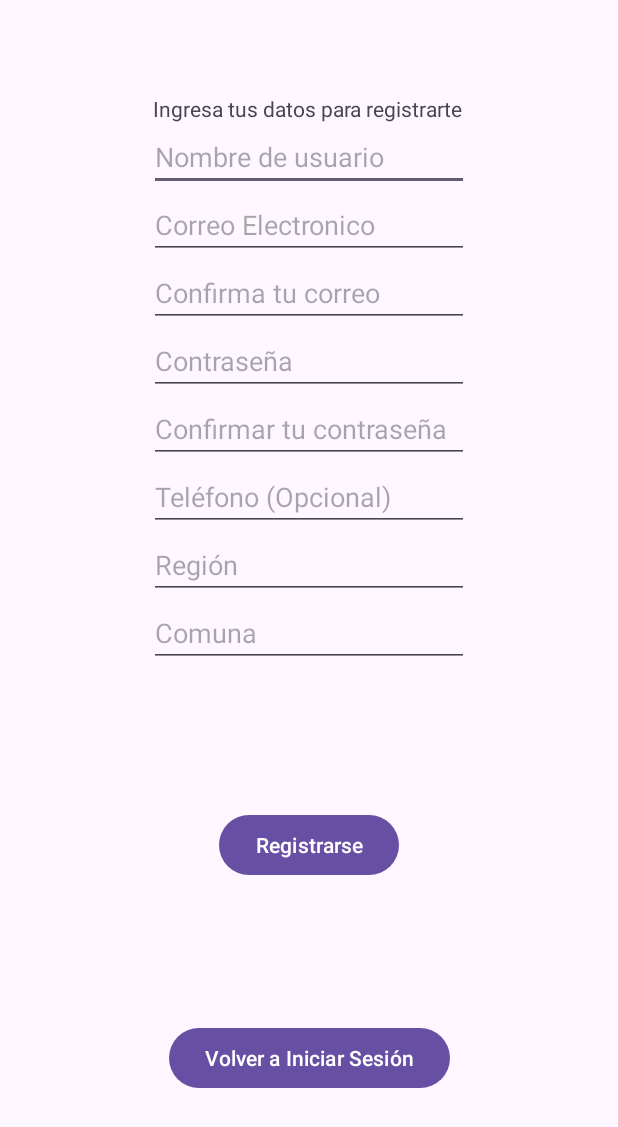
After one commit to Roony11-1/movil, an Android app: the RegisterActivity screen opened directly, with no data from a screen before it, on a phone screen of 412 x 824 dp. The commit adds this screen. Shown: the top 1127 px of the screen. Run offline under Robolectric (Android 15) with nearby library versions, the phone set to English and light mode, and no system bars.

Commit message:
Consumo de la api usuario

```diff
--- a/app/build.gradle.kts
+++ b/app/build.gradle.kts
@@ -42,7 +42,11 @@ dependencies {
     implementation(libs.material)
     implementation(libs.androidx.activity)
     implementation(libs.androidx.constraintlayout)
+    implementation("com.squareup.retrofit2:retrofit:2.9.0")
+    implementation("com.squareup.retrofit2:converter-gson:2.9.0")
+    implementation("com.squareup.okhttp3:logging-interceptor:4.9.3")
     testImplementation(libs.junit)
     androidTestImplementation(libs.androidx.junit)
     androidTestImplementation(libs.androidx.espresso.core)
+
 }
--- a/app/src/main/AndroidManifest.xml
+++ b/app/src/main/AndroidManifest.xml
@@ -2,7 +2,10 @@
 <manifest xmlns:android="http://schemas.android.com/apk/res/android"
     xmlns:tools="http://schemas.android.com/tools">
 
+    <uses-permission android:name="android.permission.INTERNET" />
+
     <application
+        android:networkSecurityConfig="@xml/network_security_config"
         android:allowBackup="true"
         android:dataExtractionRules="@xml/data_extraction_rules"
         android:fullBackupContent="@xml/backup_rules"
@@ -12,6 +15,9 @@
         android:supportsRtl="true"
         android:theme="@style/Theme.Trabajo2Movil"
         tools:targetApi="31">
+        <activity
+            android:name=".RegisterActivity"
+            android:exported="false" />
         <activity
             android:name=".MainActivity"
             android:exported="true">
--- /dev/null
+++ b/app/src/main/java/com/patitofeliz/trabajo2movil/RegisterActivity.kt
@@ -0,0 +1,117 @@
+package com.patitofeliz.trabajo2movil
+
+import android.content.Intent
+import android.os.Bundle
+import android.widget.Button
+import android.widget.EditText
+import android.widget.Toast
+import androidx.activity.enableEdgeToEdge
+import androidx.appcompat.app.AppCompatActivity
+import androidx.core.view.ViewCompat
+import androidx.core.view.WindowInsetsCompat
+import com.patitofeliz.trabajo2movil.config.RetrofitClient
+import com.patitofeliz.trabajo2movil.model.Response
+import com.patitofeliz.trabajo2movil.model.Usuario
+import retrofit2.Call
+import retrofit2.Callback
+
+class RegisterActivity : AppCompatActivity() {
+    override fun onCreate(savedInstanceState: Bundle?) {
+        super.onCreate(savedInstanceState)
+        enableEdgeToEdge()
+        setContentView(R.layout.activity_register)
+
+        // Botones
+        var btnVISesion: Button = findViewById(R.id.btnVolverLogin)
+        var btnRegistrar: Button = findViewById(R.id.btnRegistrar)
+        // EditText
+        var etNombreUsuario: EditText = findViewById(R.id.etNombreUsuario)
+        var etEmail: EditText = findViewById(R.id.etEmail)
+        var etConfirmarEmail: EditText = findViewById(R.id.etConfirmarEmail)
+        var etContraseña: EditText = findViewById(R.id.etContraseña)
+        var etConfirmarContraseña: EditText = findViewById(R.id.etConfirmarContraseña)
+        var etTelefono: EditText = findViewById(R.id.etTelefono)
+        var etRegion: EditText = findViewById(R.id.etRegion)
+        var etComuna: EditText = findViewById(R.id.etComuna)
+
+        var irVentanaLogin = Intent(this, MainActivity::class.java)
+
+        fun limpiarETText(et: EditText): String
+        {
+            return et.text.toString().trim()
+        }
+
+        fun limpiarET(et: EditText)
+        {
+            et.text.clear()
+        }
+
+        btnRegistrar.setOnClickListener {
+            val nombreUsuario: String = limpiarETText(etNombreUsuario)
+            val email: String = limpiarETText(etEmail)
+            val confirmarEmail: String = limpiarETText(etConfirmarEmail)
+            val contraseña: String = limpiarETText(etContraseña)
+            val confirmarContraseña: String = limpiarETText(etConfirmarContraseña)
+            val telefono: String = limpiarETText(etTelefono)
+            val region: String = limpiarETText(etRegion)
+            val comuna: String = limpiarETText(etComuna)
+
+            if (nombreUsuario.isEmpty() || email.isEmpty() || confirmarEmail.isEmpty() || contraseña.isEmpty()
+                || confirmarContraseña.isEmpty() || telefono.isEmpty() || region.isEmpty() || comuna.isEmpty())
+            {
+                Toast.makeText(this, "Por favor completa todos los campos obligatorios", Toast.LENGTH_SHORT).show()
+                return@setOnClickListener
+            }
+
+            if (!email.equals(confirmarEmail))
+            {
+                Toast.makeText(this, "Los correos no coinciden", Toast.LENGTH_SHORT).show()
+                return@setOnClickListener
+            }
+
+            if (!contraseña.equals(confirmarContraseña))
+            {
+                Toast.makeText(this, "Las contraseñas no coinciden", Toast.LENGTH_SHORT).show()
+                return@setOnClickListener
+            }
+
+            val usuario: Usuario = Usuario(nombreUsuario, email, contraseña, telefono, region, comuna, "usuario", "none")
+
+            RetrofitClient.instance.registrarUsuario(usuario)
+                .enqueue(object : Callback<Response<Usuario>> {
+                    override fun onResponse(
+                        call: Call<Response<Usuario>>,
+                        response: retrofit2.Response<Response<Usuario>>
+                    ) {
+                        if (response.isSuccessful) {
+                            val res = response.body()
+                            Toast.makeText(this@RegisterActivity, res?.message, Toast.LENGTH_SHORT).show()
+                            if (res?.success ?: true)
+                                startActivity(irVentanaLogin)
+
+                        } else {
+                            Toast.makeText(this@RegisterActivity, "Error en la respuesta del servidor", Toast.LENGTH_SHORT).show()
+                        }
+                    }
+
+                    override fun onFailure(call: Call<Response<Usuario>>, t: Throwable) {
+                        Toast.makeText(this@RegisterActivity, "Error de conexión: ${t.message}", Toast.LENGTH_SHORT).show()
+                    }
+                })
+
+
+
+        }
+
+        btnVISesion.setOnClickListener {
+            startActivity(irVentanaLogin)
+        }
+
+
+        ViewCompat.setOnApplyWindowInsetsListener(findViewById(R.id.main)) { v, insets ->
+            val systemBars = insets.getInsets(WindowInsetsCompat.Type.systemBars())
+            v.setPadding(systemBars.left, systemBars.top, systemBars.right, systemBars.bottom)
+            insets
+        }
+    }
+}
--- /dev/null
+++ b/app/src/main/java/com/patitofeliz/trabajo2movil/model/LoginRequest.kt
@@ -0,0 +1,6 @@
+package com.patitofeliz.trabajo2movil.model
+
+data class LoginRequest(
+    val email: String,
+    val contraseña: String
+)
--- /dev/null
+++ b/app/src/main/res/layout/activity_register.xml
@@ -0,0 +1,156 @@
+<?xml version="1.0" encoding="utf-8"?>
+<androidx.constraintlayout.widget.ConstraintLayout xmlns:android="http://schemas.android.com/apk/res/android"
+    xmlns:app="http://schemas.android.com/apk/res-auto"
+    xmlns:tools="http://schemas.android.com/tools"
+    android:id="@+id/main"
+    android:layout_width="match_parent"
+    android:layout_height="match_parent"
+    tools:context=".RegisterActivity">
+
+    <TextView
+        android:id="@+id/txtRegister"
+        android:layout_width="wrap_content"
+        android:layout_height="wrap_content"
+        android:text="Ingresa tus datos para registrarte"
+        app:layout_constraintBottom_toBottomOf="parent"
+        app:layout_constraintEnd_toEndOf="parent"
+        app:layout_constraintHorizontal_bias="0.498"
+        app:layout_constraintStart_toStartOf="parent"
+        app:layout_constraintTop_toTopOf="parent"
+        app:layout_constraintVertical_bias="0.078" />
+
+    <Button
+        android:id="@+id/btnVolverLogin"
+        android:layout_width="wrap_content"
+        android:layout_height="wrap_content"
+        android:text="Volver a Iniciar Sesión"
+        app:layout_constraintBottom_toBottomOf="parent"
+        app:layout_constraintEnd_toEndOf="parent"
+        app:layout_constraintStart_toStartOf="parent"
+
+        app:layout_constraintTop_toBottomOf="@+id/btnRegistrar"
+        app:layout_constraintVertical_bias="0.5" />
+
+    <EditText
+        android:id="@+id/etNombreUsuario"
+        android:layout_width="wrap_content"
+        android:layout_height="wrap_content"
+        android:ems="10"
+        android:hint="Nombre de usuario"
+        android:inputType="text"
+        app:layout_constraintBottom_toTopOf="@+id/etEmail"
+        app:layout_constraintEnd_toEndOf="parent"
+        app:layout_constraintHorizontal_bias="0.5"
+        app:layout_constraintStart_toStartOf="parent"
+        app:layout_constraintTop_toBottomOf="@+id/txtRegister"
+        app:layout_constraintVertical_bias="0.5" />
+
+    <EditText
+        android:id="@+id/etEmail"
+        android:layout_width="wrap_content"
+        android:layout_height="wrap_content"
+        android:ems="10"
+        android:hint="Correo Electronico"
+        android:inputType="textEmailAddress"
+        app:layout_constraintBottom_toTopOf="@+id/etConfirmarEmail"
+        app:layout_constraintEnd_toEndOf="parent"
+        app:layout_constraintHorizontal_bias="0.5"
+        app:layout_constraintStart_toStartOf="parent"
+        app:layout_constraintTop_toBottomOf="@+id/etNombreUsuario"
+        app:layout_constraintVertical_bias="0.5" />
+
+    <EditText
+        android:id="@+id/etConfirmarEmail"
+        android:layout_width="wrap_content"
+        android:layout_height="wrap_content"
+        android:ems="10"
+        android:hint="Confirma tu correo"
+        android:inputType="textEmailAddress"
+        app:layout_constraintBottom_toTopOf="@+id/etContraseña"
+        app:layout_constraintEnd_toEndOf="parent"
+        app:layout_constraintHorizontal_bias="0.5"
+        app:layout_constraintStart_toStartOf="parent"
+        app:layout_constraintTop_toBottomOf="@+id/etEmail"
+        app:layout_constraintVertical_bias="0.5" />
+
+    <EditText
+        android:id="@+id/etContraseña"
+        android:layout_width="wrap_content"
+        android:layout_height="wrap_content"
+        android:ems="10"
+        android:hint="Contraseña"
+        android:inputType="textPassword"
+        app:layout_constraintBottom_toTopOf="@+id/etConfirmarContraseña"
+        app:layout_constraintEnd_toEndOf="parent"
+        app:layout_constraintHorizontal_bias="0.5"
+        app:layout_constraintStart_toStartOf="parent"
+        app:layout_constraintTop_toBottomOf="@+id/etConfirmarEmail"
+        app:layout_constraintVertical_bias="0.5" />
+
+    <EditText
+        android:id="@+id/etConfirmarContraseña"
+        android:layout_width="wrap_content"
+        android:layout_height="wrap_content"
+        android:ems="10"
+        android:hint="Confirmar tu contraseña"
+        android:inputType="textPassword"
+        app:layout_constraintBottom_toTopOf="@+id/etTelefono"
+        app:layout_constraintEnd_toEndOf="parent"
+        app:layout_constraintHorizontal_bias="0.5"
+        app:layout_constraintStart_toStartOf="parent"
+        app:layout_constraintTop_toBottomOf="@+id/etContraseña"
+        app:layout_constraintVertical_bias="0.5" />
+
+    <EditText
+        android:id="@+id/etTelefono"
+        android:layout_width="wrap_content"
+        android:layout_height="wrap_content"
+        android:ems="10"
+        android:hint="Teléfono (Opcional)"
+        android:inputType="number"
+        app:layout_constraintBottom_toTopOf="@+id/etRegion"
+        app:layout_constraintEnd_toEndOf="parent"
+        app:layout_constraintHorizontal_bias="0.5"
+        app:layout_constraintStart_toStartOf="parent"
+        app:layout_constraintTop_toBottomOf="@+id/etConfirmarContraseña"
+        app:layout_constraintVertical_bias="0.5" />
+
+    <EditText
+        android:id="@+id/etRegion"
+        android:layout_width="wrap_content"
+        android:layout_height="wrap_content"
+        android:ems="10"
+        android:hint="Región"
+        android:inputType="text"
+        app:layout_constraintBottom_toTopOf="@+id/etComuna"
+        app:layout_constraintEnd_toEndOf="parent"
+        app:layout_constraintHorizontal_bias="0.5"
+        app:layout_constraintStart_toStartOf="parent"
+        app:layout_constraintTop_toBottomOf="@+id/etTelefono"
+        app:layout_constraintVertical_bias="0.5" />
+
+    <EditText
+        android:id="@+id/etComuna"
+        android:layout_width="wrap_content"
+        android:layout_height="wrap_content"
+        android:ems="10"
+        android:hint="Comuna"
+        android:inputType="text"
+        app:layout_constraintEnd_toEndOf="parent"
+        app:layout_constraintHorizontal_bias="0.5"
+        app:layout_constraintStart_toStartOf="parent"
+        app:layout_constraintTop_toBottomOf="@+id/etRegion"
+        app:layout_constraintVertical_bias="0.5" />
+
+    <Button
+        android:id="@+id/btnRegistrar"
+        android:layout_width="wrap_content"
+        android:layout_height="wrap_content"
+        android:text="Registrarse"
+
+        app:layout_constraintBottom_toTopOf="@+id/btnVolverLogin"
+        app:layout_constraintEnd_toEndOf="parent"
+        app:layout_constraintStart_toStartOf="parent"
+        app:layout_constraintTop_toBottomOf="@+id/etComuna"
+        app:layout_constraintVertical_bias="0.5" />
+</androidx.constraintlayout.widget.ConstraintLayout>
--- /dev/null
+++ b/app/src/main/res/xml/network_security_config.xml
@@ -0,0 +1,6 @@
+<?xml version="1.0" encoding="utf-8"?>
+<network-security-config>
+    <domain-config cleartextTrafficPermitted="true">
+        <domain includeSubdomains="true">192.168.1.5</domain>
+    </domain-config>
+</network-security-config>
--- a/gradle/libs.versions.toml
+++ b/gradle/libs.versions.toml
@@ -6,19 +6,24 @@ junit = "4.13.2"
 junitVersion = "1.1.5"
 espressoCore = "3.5.1"
 appcompat = "1.6.1"
+loggingInterceptor = "5.2.1"
 material = "1.10.0"
 activity = "1.8.0"
 constraintlayout = "2.1.4"
+retrofit = "3.0.0"
 
 [libraries]
 androidx-core-ktx = { group = "androidx.core", name = "core-ktx", version.ref = "coreKtx" }
+converter-gson = { module = "com.squareup.retrofit2:converter-gson", version.ref = "retrofit" }
 junit = { group = "junit", name = "junit", version.ref = "junit" }
 androidx-junit = { group = "androidx.test.ext", name = "junit", version.ref = "junitVersion" }
 androidx-espresso-core = { group = "androidx.test.espresso", name = "espresso-core", version.ref = "espressoCore" }
 androidx-appcompat = { group = "androidx.appcompat", name = "appcompat", version.ref = "appcompat" }
+logging-interceptor = { module = "com.squareup.okhttp3:logging-interceptor", version.ref = "loggingInterceptor" }
 material = { group = "com.google.android.material", name = "material", version.ref = "material" }
 androidx-activity = { group = "androidx.activity", name = "activity", version.ref = "activity" }
 androidx-constraintlayout = { group = "androidx.constraintlayout", name = "constraintlayout", version.ref = "constraintlayout" }
+retrofit = { module = "com.squareup.retrofit2:retrofit", version.ref = "retrofit" }
 
 [plugins]
 android-application = { id = "com.android.application", version.ref = "agp" }
```
Also changed, not shown: app/src/main/java/com/patitofeliz/trabajo2movil/MainActivity.kt (+52 -32 lines), app/src/main/java/com/patitofeliz/trabajo2movil/config/RetrofitClient.kt (added, +18 -0 lines), app/src/main/java/com/patitofeliz/trabajo2movil/model/Response.kt (added, +8 -0 lines), app/src/main/java/com/patitofeliz/trabajo2movil/model/Usuario.kt (added, +12 -0 lines), app/src/main/java/com/patitofeliz/trabajo2movil/service/UsuarioService.kt (added, +16 -0 lines), app/src/main/res/layout/activity_main.xml (+57 -5 lines).
